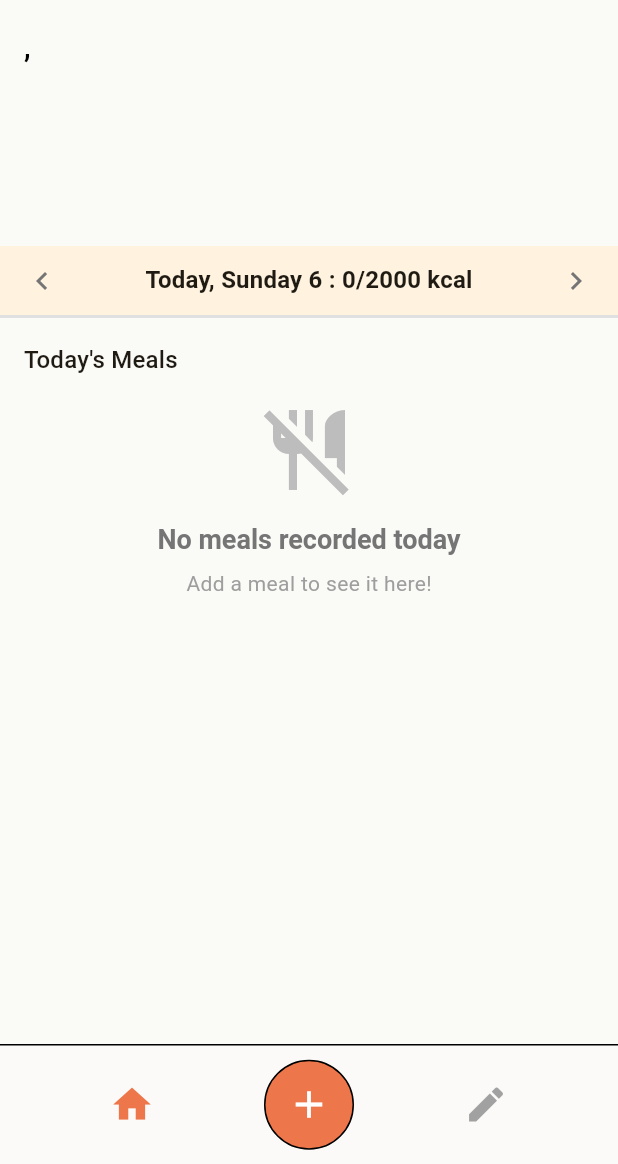
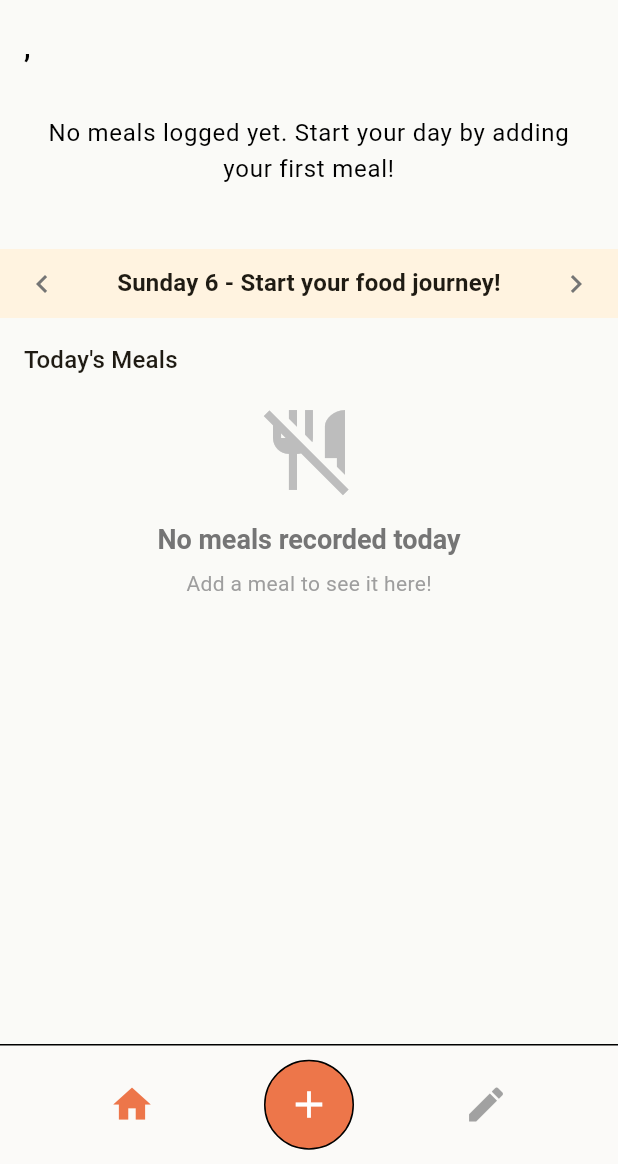
Before and after one commit to codevalley/Bioscope, a Flutter app: the DashboardScreen screen opened directly, on a phone screen of 412 x 824 dp, the part 72-1236 px from its top. Run offline on Flutter 3.47's test engine with Material 3 defaults, Android fonts, the phone set to English and light mode, and no system bars; our stand-ins replace cached_network_image, flutter_bloc, flutter_cache_manager, flutter_dotenv, flutter_riverpod, flutter_svg and 5 more; accounts and stored records are empty; network calls fail; Roboto replaces fonts that are missing (Manrope).

Commit message:
Add zero state for no food days

```diff
--- a/lib/presentation/state_management/dashboard_notifier.dart
+++ b/lib/presentation/state_management/dashboard_notifier.dart
@@ -40,6 +40,7 @@ class DashboardNotifier extends StateNotifier<DashboardState> {
           nutritionGoals: userProfile.nutritionGoals,
           foodEntries: foodEntries,
           dailyGoals: dailyGoals?.goals ?? {},
+          isDailyGoalsEmpty: dailyGoals == null,
           isLoading: false,
         );
       }
--- a/lib/presentation/state_management/dashboard_state.dart
+++ b/lib/presentation/state_management/dashboard_state.dart
@@ -4,6 +4,9 @@ import '../../domain/entities/goal_item.dart';
 
 part 'dashboard_state.freezed.dart';
 
+/// State for the Dashboard feature
+/// if you update this file, you need to update the corresponding freezed file
+/// flutter pub run build_runner build --delete-conflicting-outputs
 @freezed
 class DashboardState with _$DashboardState {
   const factory DashboardState({
@@ -14,6 +17,7 @@ class DashboardState with _$DashboardState {
     required Map<String, GoalItem> dailyGoals,
     required List<FoodEntry> foodEntries,
     required DateTime currentDate,
+    required bool isDailyGoalsEmpty, // Add this line
   }) = _DashboardState;
 
   factory DashboardState.initial() => DashboardState(
@@ -24,5 +28,6 @@ class DashboardState with _$DashboardState {
         dailyGoals: {},
         foodEntries: [],
         currentDate: DateTime.now(),
+        isDailyGoalsEmpty: true,
       );
 }
--- a/lib/presentation/widgets/dashboard_top_section.dart
+++ b/lib/presentation/widgets/dashboard_top_section.dart
@@ -1,9 +1,11 @@
 import 'package:flutter/material.dart';
+import 'package:flutter_riverpod/flutter_riverpod.dart';
 import 'nutrition_indicator.dart';
 import '../../domain/entities/goal_item.dart';
 import 'package:intl/intl.dart';
+import '../providers/providers.dart';
 
-class DashboardTopSection extends StatelessWidget {
+class DashboardTopSection extends ConsumerWidget {
   final String greeting;
   final String name;
   final Map<String, GoalItem> dailyGoals;
@@ -26,7 +28,8 @@ class DashboardTopSection extends StatelessWidget {
   }
 
   @override
-  Widget build(BuildContext context) {
+  Widget build(BuildContext context, WidgetRef ref) {
+    final dashboardState = ref.watch(dashboardProvider);
     final caloriesGoal = dailyGoals['Calories'];
     final caloriesConsumed = caloriesGoal?.actual.toInt() ?? 0;
     final dailyCalorieGoal = caloriesGoal?.target.toInt() ?? 2000;
@@ -58,41 +61,10 @@ class DashboardTopSection extends StatelessWidget {
                       style: Theme.of(context).textTheme.titleLarge,
                     ),
                   ),
-                  SizedBox(
-                    height: 100,
-                    child: SingleChildScrollView(
-                      scrollDirection: Axis.horizontal,
-                      child: Padding(
-                        padding: const EdgeInsets.symmetric(horizontal: 16),
-                        child: Row(
-                          mainAxisAlignment: MainAxisAlignment.center,
-                          children: dailyGoals.entries
-                              .where((entry) => entry.key != 'Calories')
-                              .map((entry) {
-                            final goalItem = entry.value;
-                            final progress = goalItem.actual / goalItem.target;
-                            return Padding(
-                              padding:
-                                  const EdgeInsets.symmetric(horizontal: 6),
-                              child: SizedBox(
-                                width: 66,
-                                height: 89,
-                                child: NutritionIndicator(
-                                  label: goalItem.name,
-                                  value:
-                                      '${goalItem.actual.toInt()}/${goalItem.target.toInt()}${goalItem.unit}',
-                                  progress: progress,
-                                  progressColor:
-                                      _getProgressColor(progress, context),
-                                  size: 56,
-                                ),
-                              ),
-                            );
-                          }).toList(),
-                        ),
-                      ),
-                    ),
-                  ),
+                  if (dashboardState.isDailyGoalsEmpty)
+                    _buildZeroState(context)
+                  else
+                    _buildNutritionIndicators(context),
                 ],
               ),
             ),
@@ -113,7 +85,9 @@ class DashboardTopSection extends StatelessWidget {
                       Icon(Icons.chevron_left, color: Colors.grey[600]),
                       Expanded(
                         child: Text(
-                          'Today, $formattedDate : $caloriesConsumed/$dailyCalorieGoal kcal',
+                          dashboardState.isDailyGoalsEmpty
+                              ? '$formattedDate - Start your food journey!'
+                              : 'Today, $formattedDate : $caloriesConsumed/$dailyCalorieGoal kcal',
                           style:
                               Theme.of(context).textTheme.titleMedium?.copyWith(
                                     fontWeight: FontWeight.bold,
@@ -125,6 +99,7 @@ class DashboardTopSection extends StatelessWidget {
                     ],
                   ),
                 ),
+                if (!dashboardState.isDailyGoalsEmpty)
                   LinearProgressIndicator(
                     value: calorieProgress.clamp(0.0, 1.0),
                     backgroundColor: Colors.grey[300],
@@ -139,4 +114,54 @@ class DashboardTopSection extends StatelessWidget {
       ),
     );
   }
+
+  Widget _buildZeroState(BuildContext context) {
+    return Container(
+      height: 100,
+      padding: const EdgeInsets.symmetric(horizontal: 16),
+      child: Center(
+        child: Text(
+          'No meals logged yet. Start your day by adding your first meal!',
+          style: Theme.of(context).textTheme.bodyLarge,
+          textAlign: TextAlign.center,
+        ),
+      ),
+    );
   }
+
+  Widget _buildNutritionIndicators(BuildContext context) {
+    return SizedBox(
+      height: 100,
+      child: SingleChildScrollView(
+        scrollDirection: Axis.horizontal,
+        child: Padding(
+          padding: const EdgeInsets.symmetric(horizontal: 16),
+          child: Row(
+            mainAxisAlignment: MainAxisAlignment.center,
+            children: dailyGoals.entries
+                .where((entry) => entry.key != 'Calories')
+                .map((entry) {
+              final goalItem = entry.value;
+              final progress = goalItem.actual / goalItem.target;
+              return Padding(
+                padding: const EdgeInsets.symmetric(horizontal: 6),
+                child: SizedBox(
+                  width: 66,
+                  height: 89,
+                  child: NutritionIndicator(
+                    label: goalItem.name,
+                    value:
+                        '${goalItem.actual.toInt()}/${goalItem.target.toInt()}${goalItem.unit}',
+                    progress: progress,
+                    progressColor: _getProgressColor(progress, context),
+                    size: 56,
+                  ),
+                ),
+              );
+            }).toList(),
+          ),
+        ),
+      ),
+    );
+  }
+}
```
Also changed, not shown: lib/presentation/state_management/dashboard_state.freezed.dart. Lines whose indentation alone changed are shown as unchanged.
